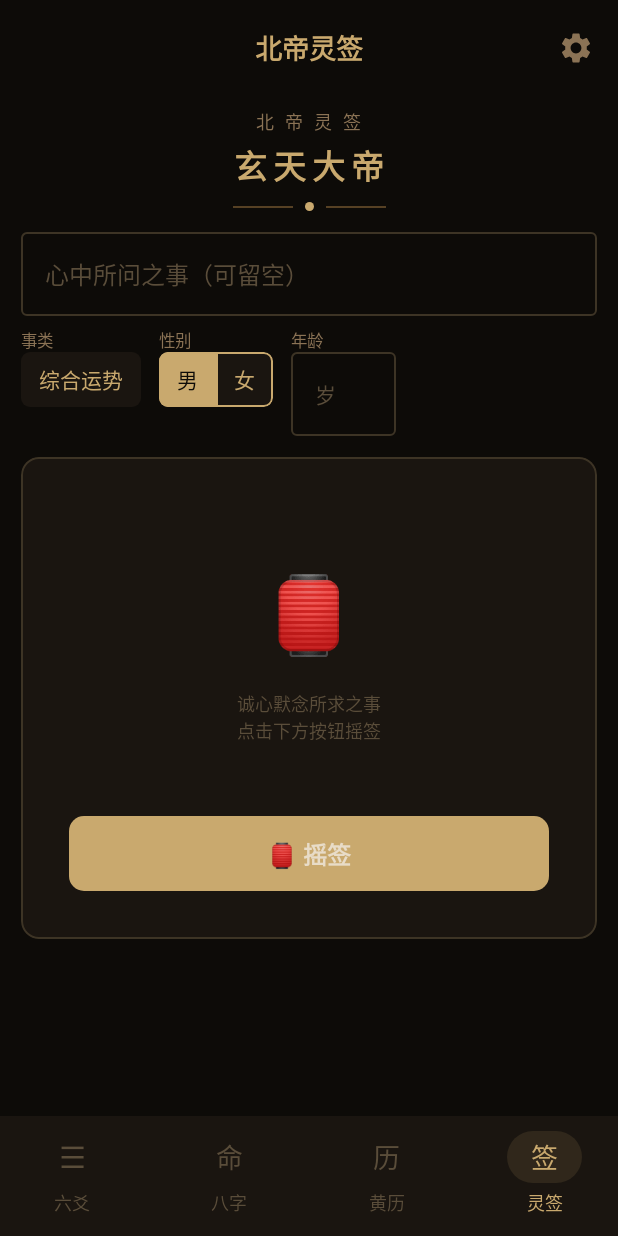
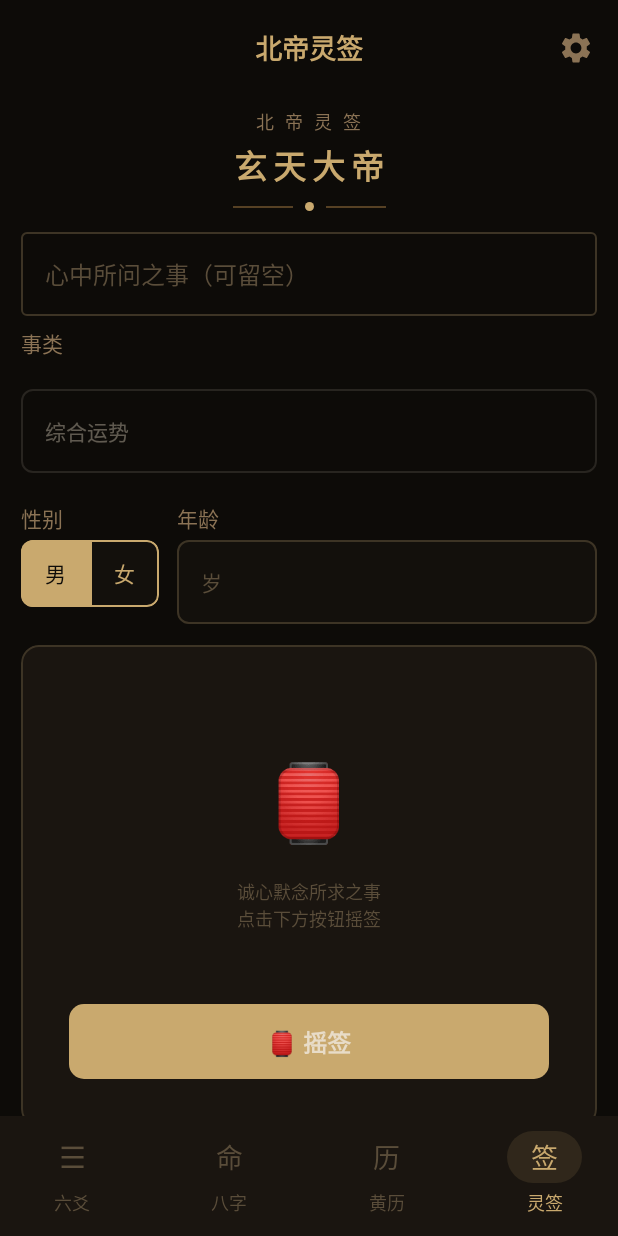
Before and after one commit to asterayx/hexgram, an Android app built with Jetpack Compose: the screen it shows after launch (MainActivity), item 4 of the bottom bar chosen, on a phone screen of 412 x 824 dp. Run offline under Robolectric (Android 15) with nearby library versions, the phone set to English and light mode, and no system bars.

Commit message:
Unify lingqian category dropdown style with liuyao
Replace custom LingqianCategoryDropdown with shared CategoryDropdown
component (OutlinedTextField + DropdownMenu) matching the 六爻 style.
Also improve gender/age input styling with SerifFont and consistent spacing.

https://claude.ai/code/session_014sYX1V8bdX417vSUbNvLQN

```diff
--- a/android/src/main/kotlin/com/hexgram/android/ui/screens/LingqianScreen.kt
+++ b/android/src/main/kotlin/com/hexgram/android/ui/screens/LingqianScreen.kt
@@ -20,8 +20,6 @@ import androidx.compose.foundation.layout.width
 import androidx.compose.foundation.rememberScrollState
 import androidx.compose.foundation.shape.RoundedCornerShape
 import androidx.compose.foundation.verticalScroll
-import androidx.compose.material3.DropdownMenu
-import androidx.compose.material3.DropdownMenuItem
 import androidx.compose.material3.LinearProgressIndicator
 import androidx.compose.material3.OutlinedTextField
 import androidx.compose.material3.OutlinedTextFieldDefaults
@@ -55,6 +53,7 @@ import com.hexgram.android.ui.components.SectionHeader
 import com.hexgram.android.ui.components.ThinkingButton
 import com.hexgram.android.ui.share.ShareService
 import com.hexgram.android.ui.theme.HexgramColors
+import com.hexgram.android.ui.theme.SerifFont
 import com.hexgram.android.viewmodels.LINGQIAN_CATEGORIES
 import com.hexgram.android.viewmodels.LingqianViewModel
 
@@ -110,19 +109,26 @@ private fun InputSection(vm: LingqianViewModel) {
             singleLine = true
         )
 
+        // 事类 — 使用与六爻一致的 CategoryDropdown
+        Text("事类", fontSize = 14.sp, fontFamily = SerifFont, color = HexgramColors.textSecondary)
+        Spacer(modifier = Modifier.height(4.dp))
+        CategoryDropdown(
+            selectedIndex = vm.selectedCategoryIndex,
+            onSelect = { vm.selectedCategoryIndex = it },
+            categories = LINGQIAN_CATEGORIES.map { it.label }
+        )
+
+        Spacer(modifier = Modifier.height(4.dp))
+
+        // 性别 + 年龄
         Row(
             horizontalArrangement = Arrangement.spacedBy(12.dp),
             verticalAlignment = Alignment.Top
         ) {
-            // 事类下拉
-            LingqianCategoryDropdown(
-                selectedIndex = vm.selectedCategoryIndex,
-                onSelect = { vm.selectedCategoryIndex = it }
-            )
-
             // 性别选择
             Column {
-                Text("性别", fontSize = 11.sp, color = HexgramColors.textSecondary)
+                Text("性别", fontSize = 14.sp, fontFamily = SerifFont, color = HexgramColors.textSecondary)
+                Spacer(modifier = Modifier.height(4.dp))
                 Row(horizontalArrangement = Arrangement.spacedBy(0.dp)) {
                     listOf("男" to 0, "女" to 1).forEach { (label, idx) ->
                         val selected = vm.selectedGender == idx
@@ -130,33 +136,39 @@ private fun InputSection(vm: LingqianViewModel) {
                             text = label,
                             color = if (selected) HexgramColors.bgPrimary else HexgramColors.gold,
                             fontSize = 14.sp,
+                            fontFamily = SerifFont,
                             textAlign = TextAlign.Center,
                             modifier = Modifier
-                                .clip(RoundedCornerShape(if (idx == 0) 6.dp else 0.dp, if (idx == 1) 6.dp else 0.dp, if (idx == 1) 6.dp else 0.dp, if (idx == 0) 6.dp else 0.dp))
-                                .background(if (selected) HexgramColors.gold else HexgramColors.bgPanel)
-                                .border(1.dp, HexgramColors.gold, RoundedCornerShape(if (idx == 0) 6.dp else 0.dp, if (idx == 1) 6.dp else 0.dp, if (idx == 1) 6.dp else 0.dp, if (idx == 0) 6.dp else 0.dp))
+                                .clip(RoundedCornerShape(if (idx == 0) 8.dp else 0.dp, if (idx == 1) 8.dp else 0.dp, if (idx == 1) 8.dp else 0.dp, if (idx == 0) 8.dp else 0.dp))
+                                .background(if (selected) HexgramColors.gold else HexgramColors.bgResult)
+                                .border(1.dp, HexgramColors.gold, RoundedCornerShape(if (idx == 0) 8.dp else 0.dp, if (idx == 1) 8.dp else 0.dp, if (idx == 1) 8.dp else 0.dp, if (idx == 0) 8.dp else 0.dp))
                                 .clickable { vm.selectedGender = idx }
-                                .padding(horizontal = 12.dp, vertical = 8.dp)
+                                .padding(horizontal = 16.dp, vertical = 12.dp)
                         )
                     }
                 }
             }
 
             // 年龄输入
-            Column {
-                Text("年龄", fontSize = 11.sp, color = HexgramColors.textSecondary)
+            Column(modifier = Modifier.weight(1f)) {
+                Text("年龄", fontSize = 14.sp, fontFamily = SerifFont, color = HexgramColors.textSecondary)
+                Spacer(modifier = Modifier.height(4.dp))
                 OutlinedTextField(
                     value = vm.ageText,
                     onValueChange = { vm.ageText = it.filter { c -> c.isDigit() } },
-                    placeholder = { Text("岁", color = HexgramColors.textTertiary, fontSize = 14.sp) },
-                    modifier = Modifier.widthIn(max = 70.dp),
+                    placeholder = { Text("岁", color = HexgramColors.textTertiary, fontFamily = SerifFont, fontSize = 14.sp) },
+                    modifier = Modifier.fillMaxWidth(),
                     colors = OutlinedTextFieldDefaults.colors(
                         focusedTextColor = HexgramColors.textPrimary,
                         unfocusedTextColor = HexgramColors.textPrimary,
                         focusedBorderColor = HexgramColors.gold,
                         unfocusedBorderColor = HexgramColors.border,
+                        focusedContainerColor = HexgramColors.bgResult,
+                        unfocusedContainerColor = HexgramColors.bgResult,
                         cursorColor = HexgramColors.gold,
                     ),
+                    shape = RoundedCornerShape(8.dp),
+                    textStyle = androidx.compose.ui.text.TextStyle(fontFamily = SerifFont, fontSize = 14.sp),
                     singleLine = true,
                     keyboardOptions = KeyboardOptions(keyboardType = KeyboardType.Number),
                 )
@@ -165,40 +177,6 @@ private fun InputSection(vm: LingqianViewModel) {
     }
 }
 
-@Composable
-private fun LingqianCategoryDropdown(selectedIndex: Int, onSelect: (Int) -> Unit) {
-    var expanded by remember { mutableStateOf(false) }
-    Column {
-        Text("事类", fontSize = 11.sp, color = HexgramColors.textSecondary)
-        Box {
-            Text(
-                text = LINGQIAN_CATEGORIES[selectedIndex].label,
-                color = HexgramColors.gold,
-                fontSize = 14.sp,
-                modifier = Modifier
-                    .clip(RoundedCornerShape(6.dp))
-                    .background(HexgramColors.bgPanel)
-                    .clickable { expanded = true }
-                    .padding(horizontal = 12.dp, vertical = 8.dp)
-            )
-            DropdownMenu(
-                expanded = expanded,
-                onDismissRequest = { expanded = false },
-                modifier = Modifier.background(HexgramColors.bgPanel)
-            ) {
-                LINGQIAN_CATEGORIES.forEachIndexed { index, cat ->
-                    DropdownMenuItem(
-                        text = { Text(cat.label, color = HexgramColors.textPrimary) },
-                        onClick = {
-                            onSelect(index)
-                            expanded = false
-                        }
-                    )
-                }
-            }
-        }
-    }
-}
 
 @Composable
 private fun ShakeSection(vm: LingqianViewModel) {
```
